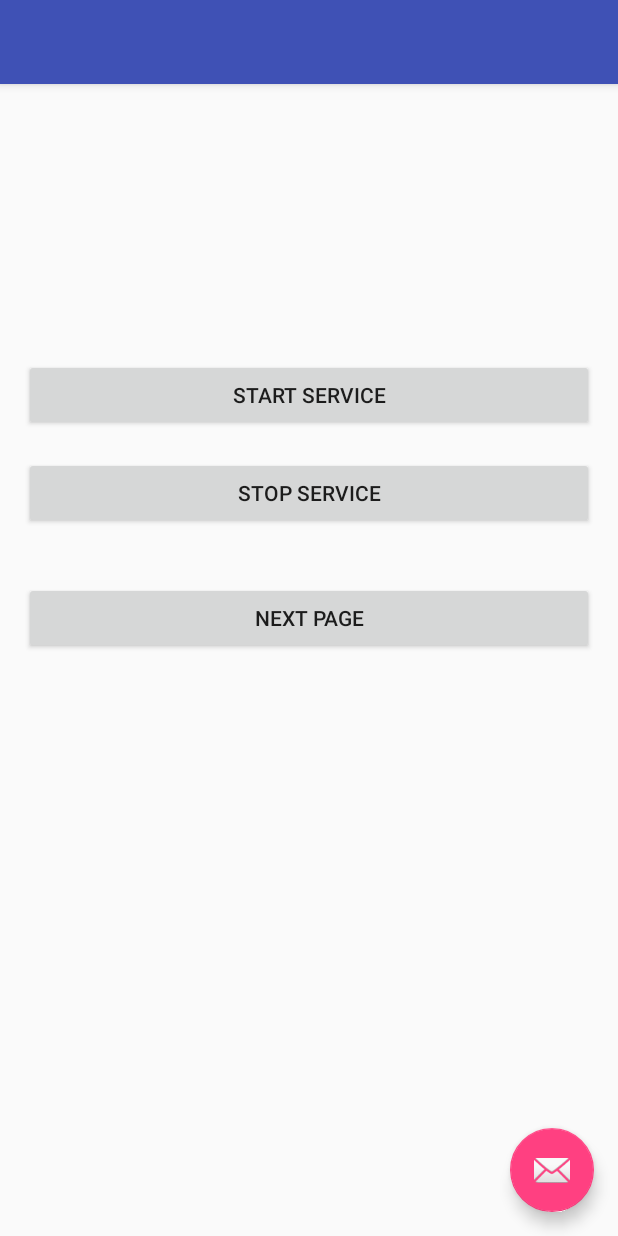
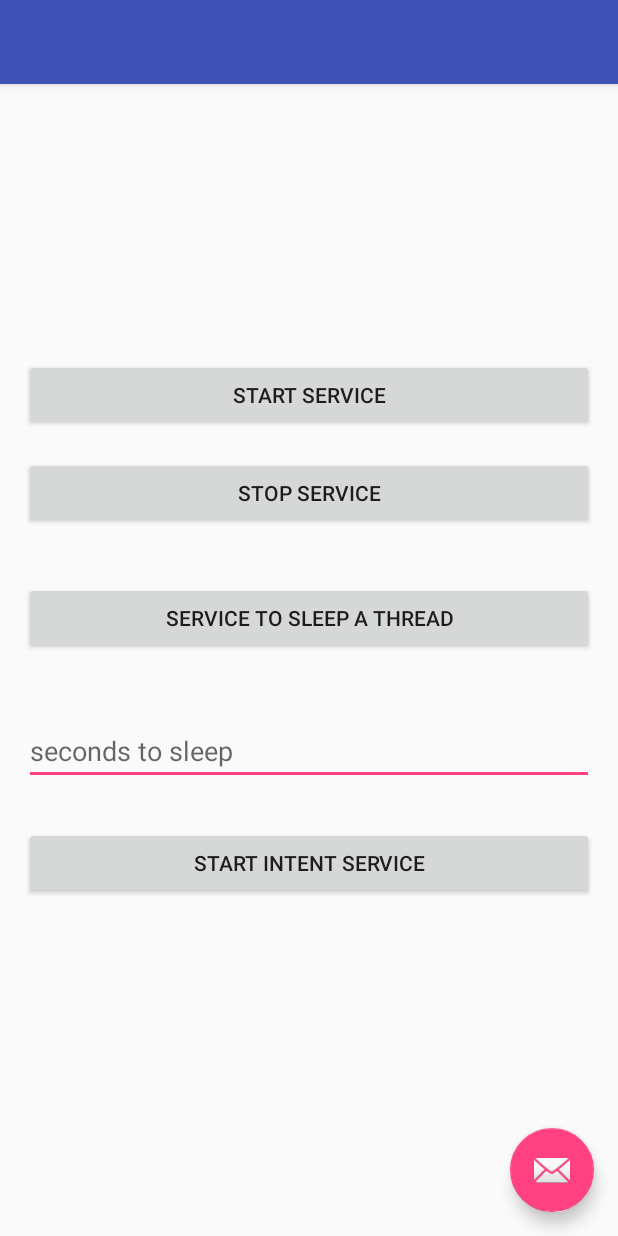
Before and after one commit to mitalipattani/ServiceEx, an Android app: the screen it shows after launch (MainActivity), on a phone screen of 412 x 824 dp. Run offline under Robolectric (Android 15) with nearby library versions, the phone set to English and light mode, and no system bars.

Commit message:
Added A IntentService code

```diff
--- a/app/src/main/AndroidManifest.xml
+++ b/app/src/main/AndroidManifest.xml
@@ -25,6 +25,8 @@
         <service
             android:name=".Myservice"
             android:enabled="true" />
+        <service android:name=".Sleeper"
+            android:enabled="true"/>
     </application>
 
 
--- a/app/src/main/java/com/ciccc_cirac/serviceex/MainActivity.java
+++ b/app/src/main/java/com/ciccc_cirac/serviceex/MainActivity.java
@@ -10,9 +10,13 @@ import android.view.View;
 import android.view.Menu;
 import android.view.MenuItem;
 import android.widget.Button;
+import android.widget.EditText;
 
 public class MainActivity extends AppCompatActivity  implements View.OnClickListener {
-    Button buttonStart, buttonStop,buttonNext;
+    Button buttonStart, buttonStop,buttonNext,buttonIntent;
+    EditText sleepTime;
+    Long secondstoSleep;
+
     @Override
     protected void onCreate(Bundle savedInstanceState) {
         super.onCreate(savedInstanceState);
@@ -30,13 +34,18 @@ public class MainActivity extends AppCompatActivity  implements View.OnClickList
         });
         setContentView(R.layout.activity_main);
 
+
         buttonStart = (Button) findViewById(R.id.buttonStart);
         buttonStop = (Button) findViewById(R.id.buttonStop);
         buttonNext = (Button) findViewById(R.id.buttonNext);
+        buttonIntent = (Button) findViewById(R.id.buttonIntent);
+        sleepTime = (EditText)findViewById(R.id.editSeconds);
 
         buttonStart.setOnClickListener(this);
         buttonStop.setOnClickListener(this);
         buttonNext.setOnClickListener(this);
+        buttonIntent.setOnClickListener(this);
+
     }
 
     @Override
@@ -73,10 +82,19 @@ public class MainActivity extends AppCompatActivity  implements View.OnClickList
                 stopService(i);
                 break;
             case R.id.buttonNext:
-                i = new Intent(this,NextClass.class);
-                startActivity(i);
+                secondstoSleep = Long.parseLong(sleepTime.getText().toString());
+                i = new Intent(this,Myservice.class);
+                i.putExtra("seconds",secondstoSleep);
+                startService(i);
+                break;
+            case R.id.buttonIntent:
+                secondstoSleep = Long.parseLong(sleepTime.getText().toString());
+                i = new Intent(this,Sleeper.class);
+                i.putExtra("seconds",secondstoSleep);
+                startService(i);
                 break;
         }
 
     }
+
 }
--- a/app/src/main/res/layout/content_main.xml
+++ b/app/src/main/res/layout/content_main.xml
@@ -32,6 +32,27 @@
         android:layout_width="match_parent"
         android:layout_height="wrap_content"
         android:layout_centerVertical="true"
-        android:text="Next Page" />
+        android:text="service to sleep a thread" />
+
+    <EditText
+        android:id="@+id/editSeconds"
+        android:layout_width="match_parent"
+        android:layout_height="wrap_content"
+        android:layout_below="@+id/buttonNext"
+        android:layout_marginTop="42dp"
+        android:hint="seconds to sleep"
+        android:layout_alignParentEnd="true"
+        android:layout_alignParentStart="true" />
+
+    <Button
+        android:id="@+id/buttonIntent"
+        android:layout_width="match_parent"
+        android:layout_height="wrap_content"
+        android:layout_alignParentStart="true"
+        android:layout_below="@+id/editSeconds"
+        android:layout_marginTop="28dp"
+        android:text="start Intent Service"
+        android:layout_alignParentEnd="true" />
+
 
 </RelativeLayout>
```
Also changed, not shown: app/src/main/java/com/ciccc_cirac/serviceex/Myservice.java (+13 -4 lines), 1 other file.
